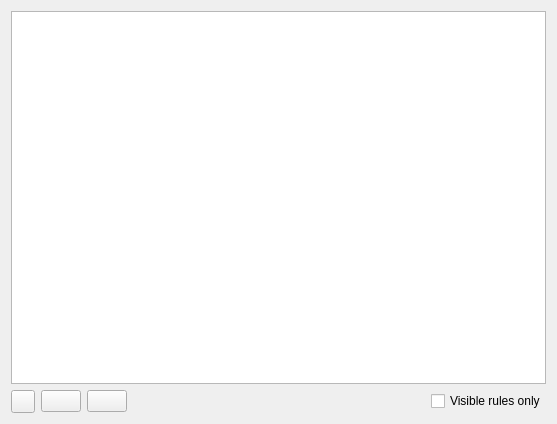
The window that src/ui/qgsvectortilebasiclabelingwidget.ui (nextgis/nextgisqgis) describes before a commit, drawn with Qt 5.
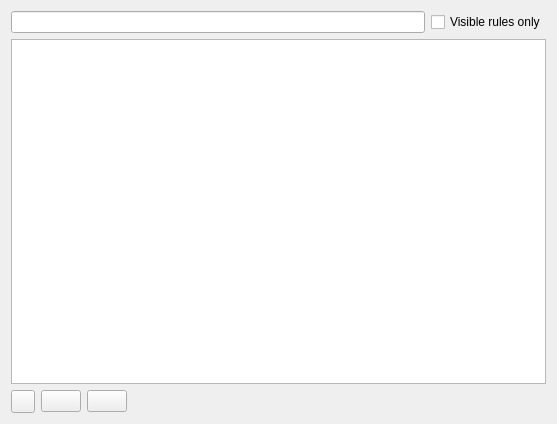
The same window after the commit. Icons and pictures are not drawn. Custom widgets are drawn as their Qt base class.

```diff
--- a/src/ui/qgsvectortilebasiclabelingwidget.ui
+++ b/src/ui/qgsvectortilebasiclabelingwidget.ui
@@ -11,6 +11,26 @@
    </rect>
   </property>
   <layout class="QVBoxLayout" name="verticalLayout">
+   <item>
+    <layout class="QHBoxLayout" name="horizontalLayout_2">
+     <property name="bottomMargin">
+      <number>0</number>
+     </property>
+     <item>
+      <widget class="QgsFilterLineEdit" name="mFilterLineEdit"/>
+     </item>
+     <item>
+      <widget class="QCheckBox" name="mCheckVisibleOnly">
+       <property name="toolTip">
+        <string>Hides any rules which are invisible because they fall outside the current map canvas zoom level</string>
+       </property>
+       <property name="text">
+        <string>Visible rules only</string>
+       </property>
+      </widget>
+     </item>
+    </layout>
+   </item>
    <item>
     <widget class="QTreeView" name="viewStyles">
      <property name="acceptDrops">
@@ -100,20 +120,25 @@
        </property>
       </widget>
      </item>
-     <item>
-      <widget class="QCheckBox" name="mCheckVisibleOnly">
-       <property name="toolTip">
-        <string>Hides any rules which are invisible because they fall outside the current map canvas zoom level</string>
-       </property>
-       <property name="text">
-        <string>Visible rules only</string>
-       </property>
-      </widget>
-     </item>
     </layout>
    </item>
   </layout>
  </widget>
+ <customwidgets>
+  <customwidget>
+   <class>QgsFilterLineEdit</class>
+   <extends>QLineEdit</extends>
+   <header>qgsfilterlineedit.h</header>
+  </customwidget>
+ </customwidgets>
+ <tabstops>
+  <tabstop>mFilterLineEdit</tabstop>
+  <tabstop>mCheckVisibleOnly</tabstop>
+  <tabstop>viewStyles</tabstop>
+  <tabstop>btnAddRule</tabstop>
+  <tabstop>btnRemoveRule</tabstop>
+  <tabstop>btnEditRule</tabstop>
+ </tabstops>
  <resources>
   <include location="../../images/images.qrc"/>
  </resources>
```
Left out of the diff: 1 changed line with no effect on the pictures.
